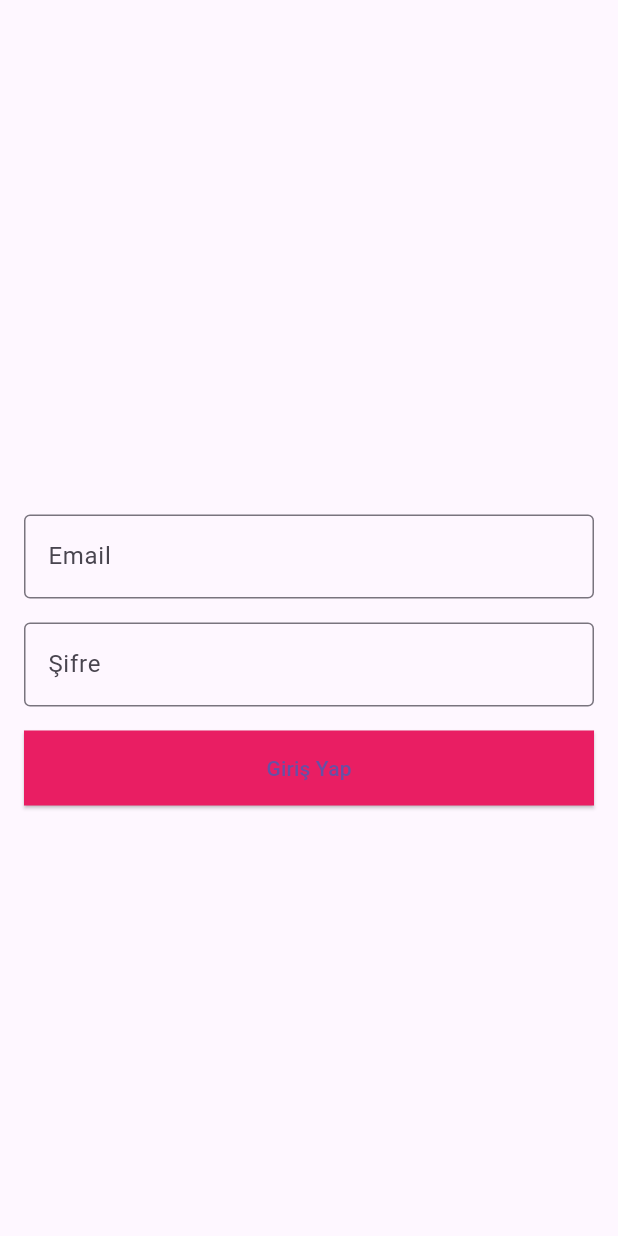
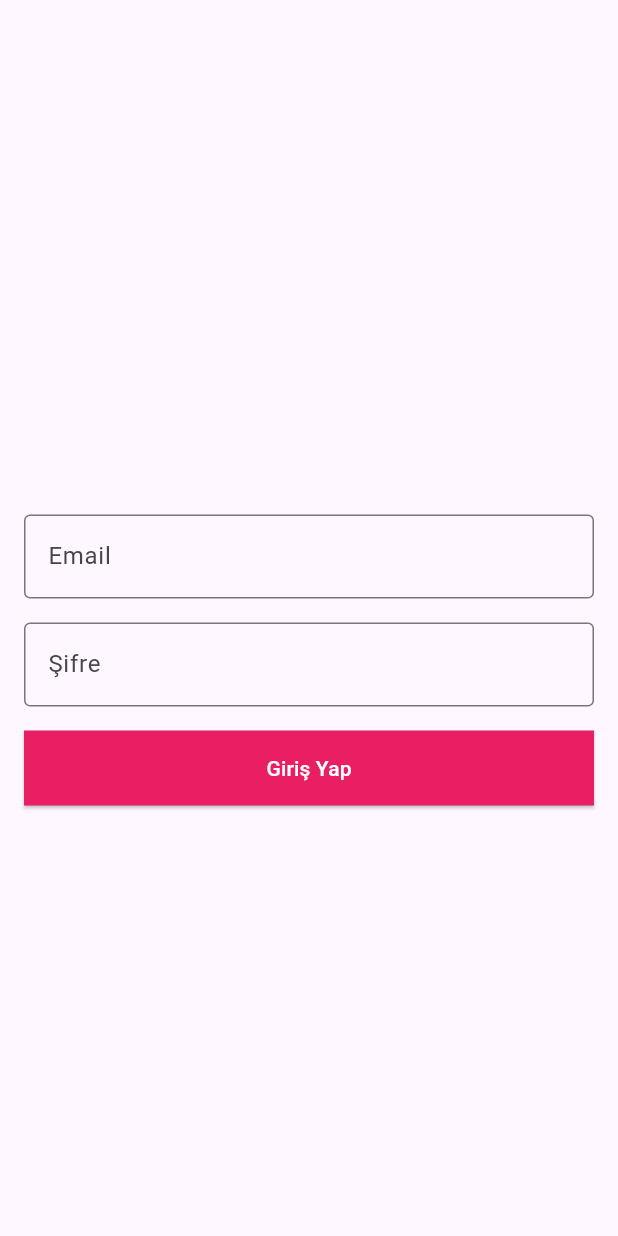
Before and after one commit to zsyon/flutter_uygulama2, a Flutter app: the screen it shows after launch, on a phone screen of 412 x 824 dp. Run offline on Flutter 3.47's test engine with Material 3 defaults, Android fonts, the phone set to English and light mode, and no system bars.

Commit message:
add button text colour

```diff
--- a/lib/main.dart
+++ b/lib/main.dart
@@ -54,13 +54,15 @@ class _MyHomePageState extends State<MyHomePage> {
                   String enteredText = _textEditingController.text;
                   print('Girilen metin: $enteredText');
                 },
-                child: Text('Giriş Yap'),
                 style: ElevatedButton.styleFrom(
                   primary: Colors.pink,
                   shape: RoundedRectangleBorder(
-                    borderRadius: BorderRadius.circular(
-                        0), // Kenarları kıvrık yapmak için 0 değeri verin
+                    borderRadius: BorderRadius.circular(0),
                   ),
+                ),
+                child: Text(
+                  'Giriş Yap',
+                  style: TextStyle(color: Colors.white),
                 ),
               ),
             ),
```
